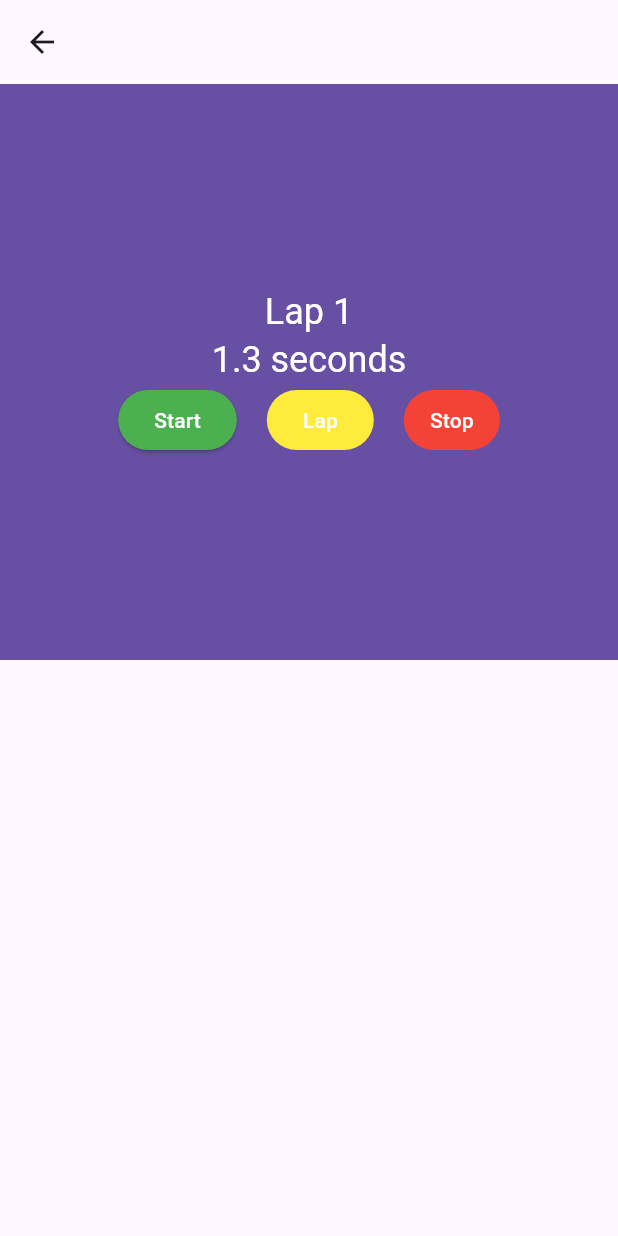
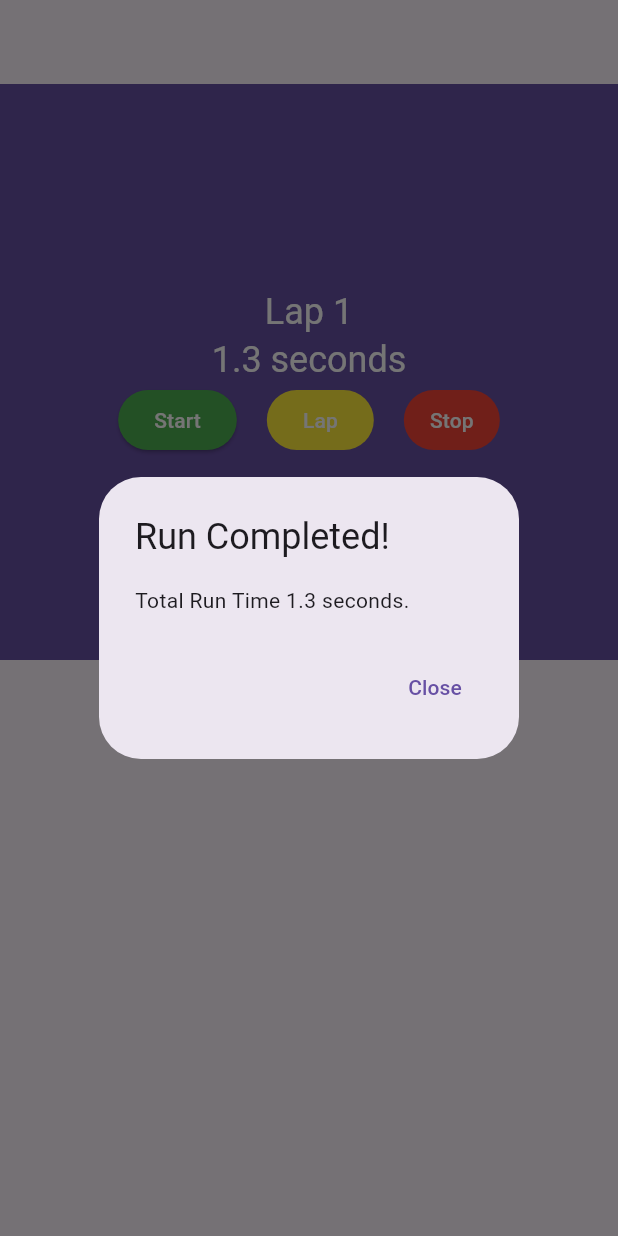
Before and after one commit to laurantine/stopwatch, a Flutter app: the Stopwatch screen opened directly with empty values, after a tap on "Start", after a tap on "Stop", on a phone screen of 412 x 824 dp. Run offline on Flutter 3.47's test engine with Material 3 defaults, Android fonts, the phone set to English and light mode, and no system bars.

Commit message:
adding alert notification

```diff
--- a/lib/login_screen.dart
+++ b/lib/login_screen.dart
@@ -92,7 +92,7 @@ class _LoginScreenState extends State<LoginScreen> {
     }
     final name = _nameController.text;
     final email = _emailController.text;
-    Navigator.of(context).push(
+    Navigator.of(context).pushReplacement(
       MaterialPageRoute(
         builder: (_) => Stopwatch(name: name, email: email),
       ),
--- /dev/null
+++ b/lib/platform_alert.dart
@@ -0,0 +1,51 @@
+import 'package:flutter/cupertino.dart';
+import 'package:flutter/material.dart';
+
+class PlatformAlert {
+  final String title;
+  final String message;
+  const PlatformAlert({required this.title, required this.message});
+
+  void show(BuildContext context) {
+    final platform = Theme.of(context).platform;
+    if (platform == TargetPlatform.iOS) {
+      _buildCupertinoAlert(context);
+    } else {
+      _buildMaterialAlert(context);
+    }
+  }
+
+  void _buildMaterialAlert(BuildContext context) {
+    showDialog(
+      context: context,
+      builder: (context) {
+        return AlertDialog(
+          title: Text(title),
+          content: Text(message),
+          actions: [
+            TextButton(
+                onPressed: () => Navigator.of(context).pop(),
+                child: const Text('Close'))
+          ],
+        );
+      },
+    );
+  }
+
+  void _buildCupertinoAlert(BuildContext context) {
+    showCupertinoDialog(
+      context: context,
+      builder: (context) {
+        return CupertinoAlertDialog(
+          title: Text(title),
+          content: Text(message),
+          actions: [
+            CupertinoButton(
+                onPressed: () => Navigator.of(context).pop(),
+                child: const Text('Close'))
+          ],
+        );
+      },
+    );
+  }
+}
--- a/lib/stopwatch.dart
+++ b/lib/stopwatch.dart
@@ -3,6 +3,7 @@ import 'package:flutter/material.dart';
 import 'dart:async';
 
 import 'package:flutter/widgets.dart';
+import './platform_alert.dart';
 
 class Stopwatch extends StatefulWidget {
   final String name;
@@ -73,7 +74,15 @@ class _StopwatchState extends State<Stopwatch> {
       setState(() {
         isTicking = false;
       });
+      final totalRuntime = laps.fold(milliseconds, (total, lap) => total + lap);
+      final alert = PlatformAlert(
+        title: 'Run Completed!',
+        message: 'Total Run Time ${_secondsText(totalRuntime)}.',
+      );
+      alert.show(context);
     }
+
+    ;
 
     @override
     Widget _buildLapDisplay() {
```
